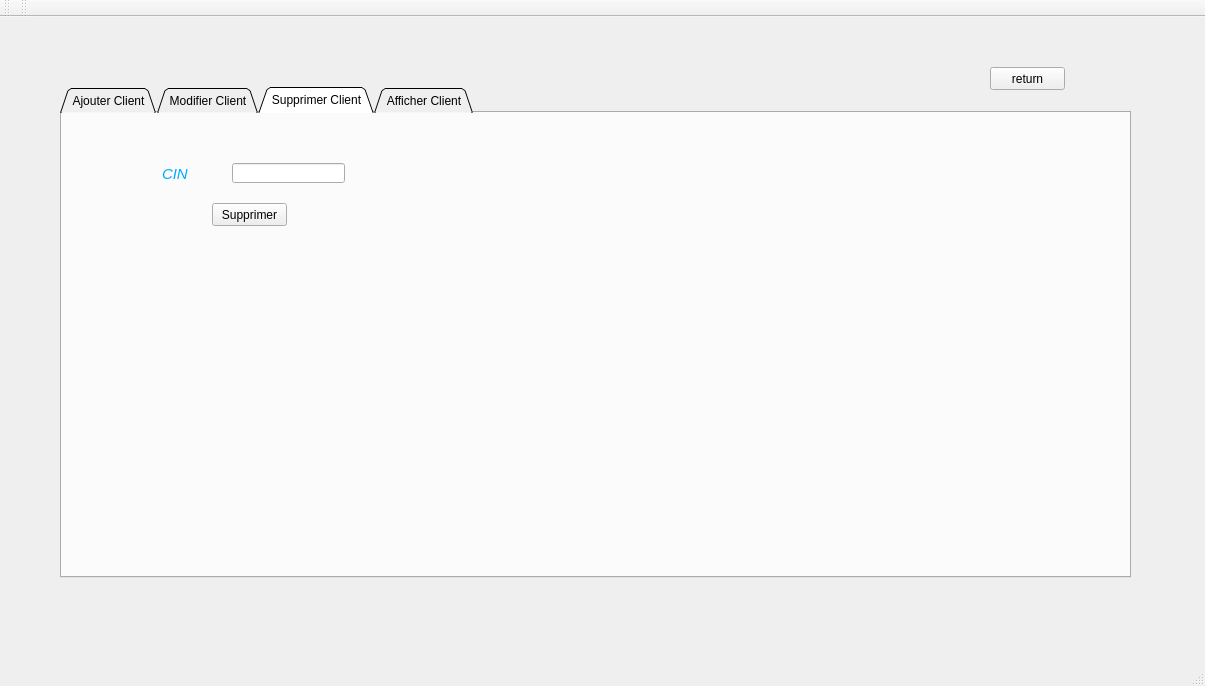
The window that mainwindow.ui (Azizomezine/Smart-garage) describes before a commit, drawn with Qt 5.
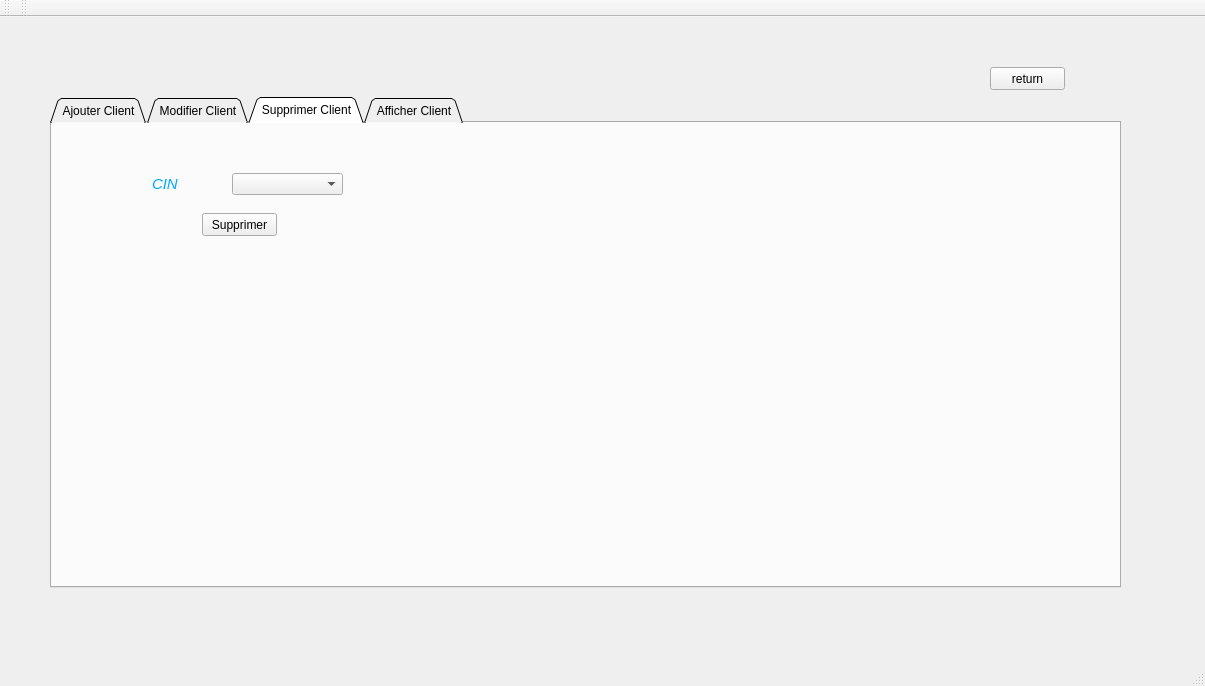
The same window after the commit. The open tabs and pages were chosen to show the change. Icons and pictures are not drawn.

What changed in the file:
```diff
--- a/mainwindow.ui
+++ b/mainwindow.ui
@@ -64,8 +64,8 @@
      <widget class="QTabWidget" name="ModifierClient_2">
       <property name="geometry">
        <rect>
-        <x>20</x>
-        <y>50</y>
+        <x>10</x>
+        <y>60</y>
         <width>1071</width>
         <height>491</height>
        </rect>
@@ -508,16 +508,6 @@
        <attribute name="title">
         <string>Supprimer Client</string>
        </attribute>
-       <widget class="QLineEdit" name="cin_2">
-        <property name="geometry">
-         <rect>
-          <x>170</x>
-          <y>50</y>
-          <width>113</width>
-          <height>20</height>
-         </rect>
-        </property>
-       </widget>
        <widget class="QPushButton" name="pushButtonSupprimer">
         <property name="geometry">
          <rect>
@@ -552,6 +542,21 @@
          <string>CIN</string>
         </property>
        </widget>
+       <widget class="QComboBox" name="cin_comboBox">
+        <property name="geometry">
+         <rect>
+          <x>180</x>
+          <y>50</y>
+          <width>111</width>
+          <height>22</height>
+         </rect>
+        </property>
+        <item>
+         <property name="text">
+          <string/>
+         </property>
+        </item>
+       </widget>
       </widget>
       <widget class="QWidget" name="tab_2">
        <attribute name="title">
```
Left out of the diff: 79 changed lines with no effect on the pictures.
